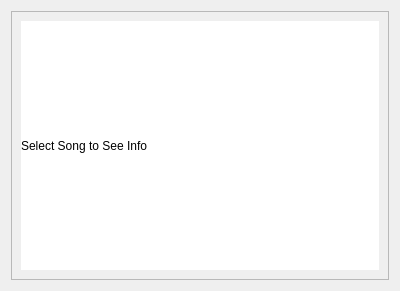
Hperigee/vocalMaximum, file UI/uiFiles/NullSongInfo.ui: the form before one commit.
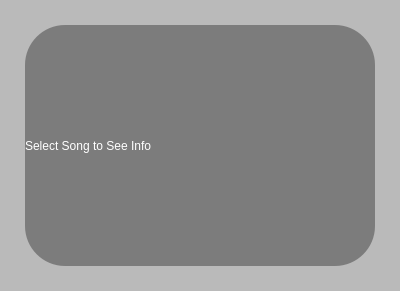
The form after the commit.

Commit message: songInfo ui finished_real

What changed in the file:
```diff
--- a/UI/uiFiles/NullSongInfo.ui
+++ b/UI/uiFiles/NullSongInfo.ui
@@ -13,33 +13,21 @@
   <property name="windowTitle">
    <string>Form</string>
   </property>
+  <property name="styleSheet">
+   <string notr="true">background-color:rgb(186, 186, 186);</string>
+  </property>
   <layout class="QGridLayout" name="gridLayout">
-   <item row="0" column="0">
-    <widget class="QFrame" name="sideTabFrame">
-     <property name="frameShape">
-      <enum>QFrame::StyledPanel</enum>
-     </property>
-     <property name="frameShadow">
-      <enum>QFrame::Raised</enum>
-     </property>
-     <layout class="QVBoxLayout" name="verticalLayout_5">
-      <item>
-       <widget class="QWidget" name="infoText" native="true">
-        <layout class="QGridLayout" name="gridLayout_2">
          <property name="leftMargin">
-          <number>0</number>
+    <number>25</number>
          </property>
          <property name="topMargin">
-          <number>0</number>
+    <number>25</number>
          </property>
          <property name="rightMargin">
-          <number>0</number>
+    <number>25</number>
          </property>
          <property name="bottomMargin">
-          <number>0</number>
-         </property>
-         <property name="horizontalSpacing">
-          <number>0</number>
+    <number>25</number>
          </property>
          <item row="0" column="0">
           <widget class="QLabel" name="label">
@@ -50,17 +38,14 @@
             </size>
            </property>
            <property name="styleSheet">
-            <string notr="true">background-color:white;</string>
+      <string notr="true">background-color:rgb(124, 124, 124);
+border-radius: 40px;
+color:white;
+font: 14pt &quot;Noto Sans KR&quot;;</string>
            </property>
            <property name="text">
             <string>Select Song to See Info</string>
            </property>
-          </widget>
-         </item>
-        </layout>
-       </widget>
-      </item>
-     </layout>
     </widget>
    </item>
   </layout>
```
Lines whose indentation alone changed are shown as unchanged. The commit also changes 1 other file.
